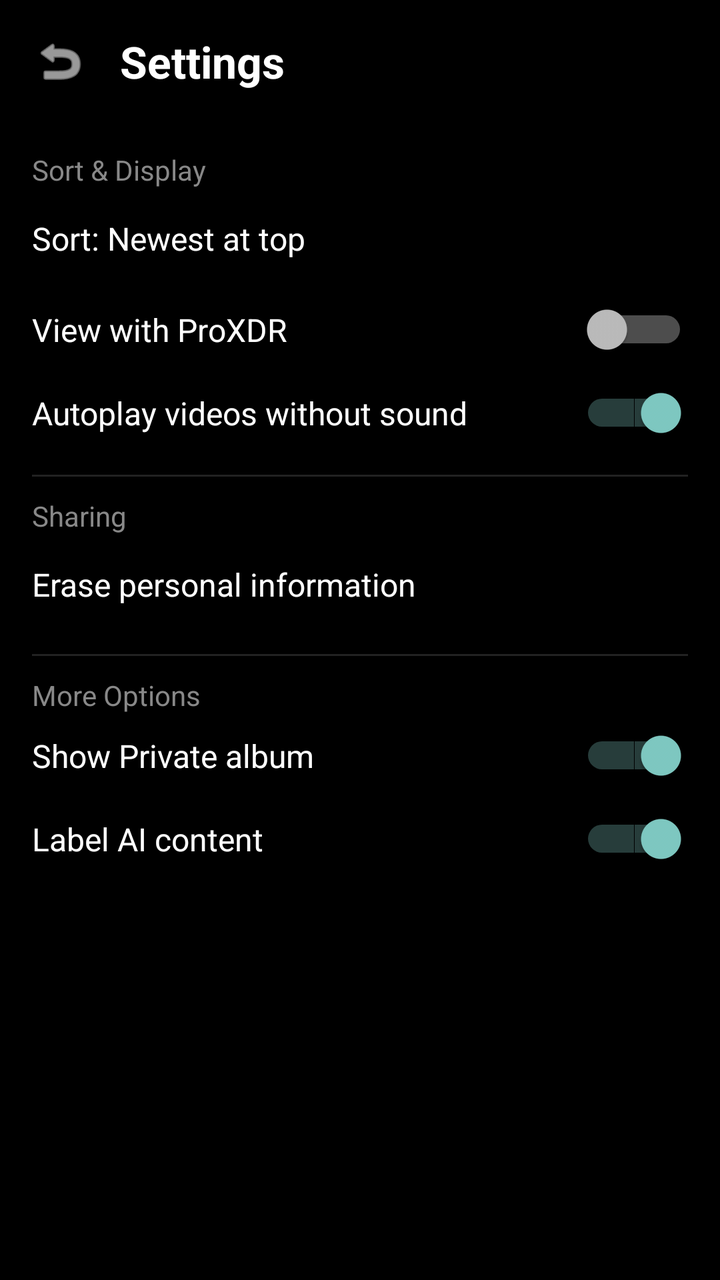
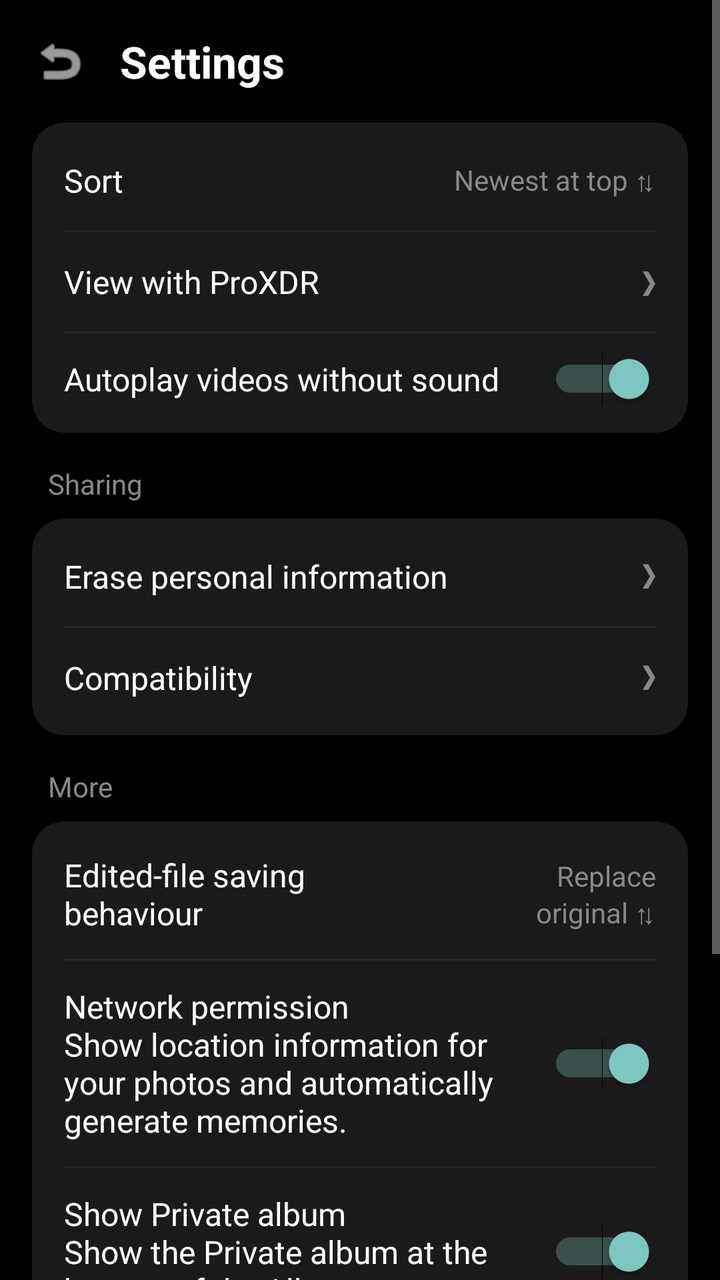

The first picture is an Android layout as it rendered before a commit; the second is the same layout after the commit. The layout source and the unified diff follow.
<!-- AndroidManifest.xml: activity theme Theme.AppCompat.NoActionBar -->
<!-- res/layout/activity_settings.xml -->
<?xml version="1.0" encoding="utf-8"?>
<ScrollView xmlns:android="http://schemas.android.com/apk/res/android"
    android:layout_width="match_parent"
    android:layout_height="match_parent"
    android:background="#000000">

    <LinearLayout
        android:layout_width="match_parent"
        android:layout_height="wrap_content"
        android:orientation="vertical"
        android:padding="16dp">

        <LinearLayout
            android:layout_width="match_parent"
            android:layout_height="wrap_content"
            android:gravity="center_vertical"
            android:orientation="horizontal"
            android:paddingBottom="20dp">

            <ImageView
                android:id="@+id/btnBack"
                android:layout_width="28dp"
                android:layout_height="28dp"
                android:src="@android:drawable/ic_menu_revert"
                android:tint="#FFFFFF" />

            <TextView
                android:layout_width="wrap_content"
                android:layout_height="wrap_content"
                android:layout_marginStart="16dp"
                android:text="Settings"
                android:textColor="#FFFFFF"
                android:textSize="22sp"
                android:textStyle="bold" />
        </LinearLayout>

        
        <TextView
            android:layout_width="wrap_content"
            android:layout_height="wrap_content"
            android:paddingTop="10dp"
            android:text="Sort &amp; Display"
            android:textColor="#888888"
            android:textSize="14sp" />

        <TextView
            android:layout_width="match_parent"
            android:layout_height="wrap_content"
            android:paddingVertical="14dp"
            android:text="Sort: Newest at top"
            android:textColor="#FFFFFF"
            android:textSize="16sp" />

        <Switch
            android:layout_width="match_parent"
            android:layout_height="wrap_content"
            android:paddingVertical="10dp"
            android:text="View with ProXDR"
            android:textColor="#FFFFFF"
            android:textSize="16sp" />

        <Switch
            android:layout_width="match_parent"
            android:layout_height="wrap_content"
            android:checked="true"
            android:paddingVertical="10dp"
            android:text="Autoplay videos without sound"
            android:textColor="#FFFFFF"
            android:textSize="16sp" />

        <View
            android:layout_width="match_parent"
            android:layout_height="1dp"
            android:layout_marginVertical="10dp"
            android:background="#222222" />

        <TextView
            android:layout_width="wrap_content"
            android:layout_height="wrap_content"
            android:text="Sharing"
            android:textColor="#888888"
            android:textSize="14sp" />

        <TextView
            android:layout_width="match_parent"
            android:layout_height="wrap_content"
            android:paddingVertical="14dp"
            android:text="Erase personal information"
            android:textColor="#FFFFFF"
            android:textSize="16sp" />

        <View
            android:layout_width="match_parent"
            android:layout_height="1dp"
            android:layout_marginVertical="10dp"
            android:background="#222222" />

        <TextView
            android:layout_width="wrap_content"
            android:layout_height="wrap_content"
            android:text="More Options"
            android:textColor="#888888"
            android:textSize="14sp" />

        <Switch
            android:layout_width="match_parent"
            android:layout_height="wrap_content"
            android:checked="true"
            android:paddingVertical="10dp"
            android:text="Show Private album"
            android:textColor="#FFFFFF"
            android:textSize="16sp" />

        <Switch
            android:layout_width="match_parent"
            android:layout_height="wrap_content"
            android:checked="true"
            android:paddingVertical="10dp"
            android:text="Label AI content"
            android:textColor="#FFFFFF"
            android:textSize="16sp" />

    </LinearLayout>
</ScrollView>
<!-- resources referenced by this layout -->
<resources>

</resources>

<!-- the commit's change to res/layout/activity_settings.xml (unified diff, before → after) -->
@@ -1,5 +1,6 @@
 <?xml version="1.0" encoding="utf-8"?>
 <ScrollView xmlns:android="http://schemas.android.com/apk/res/android"
+    xmlns:app="http://schemas.android.com/apk/res-auto"
     android:layout_width="match_parent"
     android:layout_height="match_parent"
     android:background="#000000">
@@ -10,19 +11,20 @@
         android:orientation="vertical"
         android:padding="16dp">
 
+        
         <LinearLayout
             android:layout_width="match_parent"
             android:layout_height="wrap_content"
             android:gravity="center_vertical"
             android:orientation="horizontal"
-            android:paddingBottom="20dp">
+            android:paddingBottom="16dp">
 
             <ImageView
                 android:id="@+id/btnBack"
                 android:layout_width="28dp"
                 android:layout_height="28dp"
                 android:src="@android:drawable/ic_menu_revert"
-                android:tint="#FFFFFF" />
+                app:tint="#FFFFFF" />
 
             <TextView
                 android:layout_width="wrap_content"
@@ -35,90 +37,320 @@
         </LinearLayout>
 
         
+        <androidx.cardview.widget.CardView
+            android:layout_width="match_parent"
+            android:layout_height="wrap_content"
+            android:layout_marginBottom="16dp"
+            app:cardBackgroundColor="#1A1A1A"
+            app:cardCornerRadius="16dp"
+            app:cardElevation="0dp">
+
+            <LinearLayout
+                android:layout_width="match_parent"
+                android:layout_height="wrap_content"
+                android:orientation="vertical"
+                android:paddingHorizontal="16dp"
+                android:paddingVertical="4dp">
+
+                <RelativeLayout
+                    android:layout_width="match_parent"
+                    android:layout_height="wrap_content"
+                    android:paddingVertical="14dp">
+
+                    <TextView
+                        android:layout_width="wrap_content"
+                        android:layout_height="wrap_content"
+                        android:layout_centerVertical="true"
+                        android:text="Sort"
+                        android:textColor="#FFFFFF"
+                        android:textSize="16sp" />
+
+                    <TextView
+                        android:layout_width="wrap_content"
+                        android:layout_height="wrap_content"
+                        android:layout_alignParentEnd="true"
+                        android:layout_centerVertical="true"
+                        android:text="Newest at top ⇅"
+                        android:textColor="#888888"
+                        android:textSize="14sp" />
+                </RelativeLayout>
+
+                <View
+                    android:layout_width="match_parent"
+                    android:layout_height="1dp"
+                    android:background="#262626" />
+
+                <RelativeLayout
+                    android:layout_width="match_parent"
+                    android:layout_height="wrap_content"
+                    android:paddingVertical="14dp">
+
+                    <TextView
+                        android:layout_width="wrap_content"
+                        android:layout_height="wrap_content"
+                        android:layout_centerVertical="true"
+                        android:text="View with ProXDR"
+                        android:textColor="#FFFFFF"
+                        android:textSize="16sp" />
+
+                    <TextView
+                        android:layout_width="wrap_content"
+                        android:layout_height="wrap_content"
+                        android:layout_alignParentEnd="true"
+                        android:layout_centerVertical="true"
+                        android:text="❯"
+                        android:textColor="#888888"
+                        android:textSize="14sp" />
+                </RelativeLayout>
+
+                <View
+                    android:layout_width="match_parent"
+                    android:layout_height="1dp"
+                    android:background="#262626" />
+
+                <Switch
+                    android:layout_width="match_parent"
+                    android:layout_height="wrap_content"
+                    android:checked="true"
+                    android:paddingVertical="12dp"
+                    android:text="Autoplay videos without sound"
+                    android:textColor="#FFFFFF"
+                    android:textSize="16sp" />
+            </LinearLayout>
+        </androidx.cardview.widget.CardView>
+
+        
         <TextView
             android:layout_width="wrap_content"
             android:layout_height="wrap_content"
-            android:paddingTop="10dp"
-            android:text="Sort &amp; Display"
-            android:textColor="#888888"
-            android:textSize="14sp" />
-
-        <TextView
-            android:layout_width="match_parent"
-            android:layout_height="wrap_content"
-            android:paddingVertical="14dp"
-            android:text="Sort: Newest at top"
-            android:textColor="#FFFFFF"
-            android:textSize="16sp" />
-
-        <Switch
-            android:layout_width="match_parent"
-            android:layout_height="wrap_content"
-            android:paddingVertical="10dp"
-            android:text="View with ProXDR"
-            android:textColor="#FFFFFF"
-            android:textSize="16sp" />
-
-        <Switch
-            android:layout_width="match_parent"
-            android:layout_height="wrap_content"
-            android:checked="true"
-            android:paddingVertical="10dp"
-            android:text="Autoplay videos without sound"
-            android:textColor="#FFFFFF"
-            android:textSize="16sp" />
-
-        <View
-            android:layout_width="match_parent"
-            android:layout_height="1dp"
-            android:layout_marginVertical="10dp"
-            android:background="#222222" />
-
-        <TextView
-            android:layout_width="wrap_content"
-            android:layout_height="wrap_content"
+            android:paddingStart="8dp"
+            android:paddingBottom="8dp"
             android:text="Sharing"
             android:textColor="#888888"
             android:textSize="14sp" />
 
-        <TextView
-            android:layout_width="match_parent"
-            android:layout_height="wrap_content"
-            android:paddingVertical="14dp"
-            android:text="Erase personal information"
-            android:textColor="#FFFFFF"
-            android:textSize="16sp" />
-
-        <View
-            android:layout_width="match_parent"
-            android:layout_height="1dp"
-            android:layout_marginVertical="10dp"
-            android:background="#222222" />
-
+        
+        <androidx.cardview.widget.CardView
+            android:layout_width="match_parent"
+            android:layout_height="wrap_content"
+            android:layout_marginBottom="16dp"
+            app:cardBackgroundColor="#1A1A1A"
+            app:cardCornerRadius="16dp"
+            app:cardElevation="0dp">
+
+            <LinearLayout
+                android:layout_width="match_parent"
+                android:layout_height="wrap_content"
+                android:orientation="vertical"
+                android:paddingHorizontal="16dp"
+                android:paddingVertical="4dp">
+
+                <RelativeLayout
+                    android:layout_width="match_parent"
+                    android:layout_height="wrap_content"
+                    android:paddingVertical="14dp">
+
+                    <TextView
+                        android:layout_width="wrap_content"
+                        android:layout_height="wrap_content"
+                        android:text="Erase personal information"
+                        android:textColor="#FFFFFF"
+                        android:textSize="16sp" />
+
+                    <TextView
+                        android:layout_width="wrap_content"
+                        android:layout_height="wrap_content"
+                        android:layout_alignParentEnd="true"
+                        android:text="❯"
+                        android:textColor="#888888"
+                        android:textSize="14sp" />
+                </RelativeLayout>
+
+                <View
+                    android:layout_width="match_parent"
+                    android:layout_height="1dp"
+                    android:background="#262626" />
+
+                <RelativeLayout
+                    android:layout_width="match_parent"
+                    android:layout_height="wrap_content"
+                    android:paddingVertical="14dp">
+
+                    <TextView
+                        android:layout_width="wrap_content"
+                        android:layout_height="wrap_content"
+                        android:text="Compatibility"
+                        android:textColor="#FFFFFF"
+                        android:textSize="16sp" />
+
+                    <TextView
+                        android:layout_width="wrap_content"
+                        android:layout_height="wrap_content"
+                        android:layout_alignParentEnd="true"
+                        android:text="❯"
+                        android:textColor="#888888"
+                        android:textSize="14sp" />
+                </RelativeLayout>
+            </LinearLayout>
+        </androidx.cardview.widget.CardView>
+
+        
         <TextView
             android:layout_width="wrap_content"
             android:layout_height="wrap_content"
-            android:text="More Options"
+            android:paddingStart="8dp"
+            android:paddingBottom="8dp"
+            android:text="More"
             android:textColor="#888888"
             android:textSize="14sp" />
 
-        <Switch
-            android:layout_width="match_parent"
-            android:layout_height="wrap_content"
-            android:checked="true"
-            android:paddingVertical="10dp"
-            android:text="Show Private album"
-            android:textColor="#FFFFFF"
-            android:textSize="16sp" />
-
-        <Switch
-            android:layout_width="match_parent"
-            android:layout_height="wrap_content"
-            android:checked="true"
-            android:paddingVertical="10dp"
-            android:text="Label AI content"
-            android:textColor="#FFFFFF"
-            android:textSize="16sp" />
+        
+        <androidx.cardview.widget.CardView
+            android:layout_width="match_parent"
+            android:layout_height="wrap_content"
+            android:layout_marginBottom="16dp"
+            app:cardBackgroundColor="#1A1A1A"
+            app:cardCornerRadius="16dp"
+            app:cardElevation="0dp">
+
+            <LinearLayout
+                android:layout_width="match_parent"
+                android:layout_height="wrap_content"
+                android:orientation="vertical"
+                android:paddingHorizontal="16dp"
+                android:paddingVertical="4dp">
+
+                <RelativeLayout
+                    android:layout_width="match_parent"
+                    android:layout_height="wrap_content"
+                    android:paddingVertical="12dp">
+
+                    <TextView
+                        android:layout_width="wrap_content"
+                        android:layout_height="wrap_content"
+                        android:layout_centerVertical="true"
+                        android:text="Edited-file saving\nbehaviour"
+                        android:textColor="#FFFFFF"
+                        android:textSize="16sp" />
+
+                    <TextView
+                        android:layout_width="wrap_content"
+                        android:layout_height="wrap_content"
+                        android:layout_alignParentEnd="true"
+                        android:layout_centerVertical="true"
+                        android:gravity="end"
+                        android:text="Replace\noriginal ⇅"
+                        android:textColor="#888888"
+                        android:textSize="14sp" />
+                </RelativeLayout>
+
+                <View
+                    android:layout_width="match_parent"
+                    android:layout_height="1dp"
+                    android:background="#262626" />
+
+                <Switch
+                    android:layout_width="match_parent"
+                    android:layout_height="wrap_content"
+                    android:checked="true"
+                    android:paddingVertical="12dp"
+                    android:text="Network permission\nShow location information for your photos and automatically generate memories."
+                    android:textColor="#FFFFFF"
+                    android:textSize="16sp" />
+
+                <View
+                    android:layout_width="match_parent"
+                    android:layout_height="1dp"
+                    android:background="#262626" />
+
+                <Switch
+                    android:layout_width="match_parent"
+                    android:layout_height="wrap_content"
+                    android:checked="true"
+                    android:paddingVertical="12dp"
+                    android:text="Show Private album\nShow the Private album at the bottom of the Albums page."
+                    android:textColor="#FFFFFF"
+                    android:textSize="16sp" />
+
+                <View
+                    android:layout_width="match_parent"
+                    android:layout_height="1dp"
+                    android:background="#262626" />
+
+                <Switch
+                    android:layout_width="match_parent"
+                    android:layout_height="wrap_content"
+                    android:checked="true"
+                    android:paddingVertical="12dp"
+                    android:text="Label AI content"
+                    android:textColor="#FFFFFF"
+                    android:textSize="16sp" />
+            </LinearLayout>
+        </androidx.cardview.widget.CardView>
+
+        
+        <androidx.cardview.widget.CardView
+            android:layout_width="match_parent"
+            android:layout_height="wrap_content"
+            app:cardBackgroundColor="#1A1A1A"
+            app:cardCornerRadius="16dp"
+            app:cardElevation="0dp">
+
+            <LinearLayout
+                android:layout_width="match_parent"
+                android:layout_height="wrap_content"
+                android:orientation="vertical"
+                android:paddingHorizontal="16dp"
+                android:paddingVertical="4dp">
+
+                <RelativeLayout
+                    android:layout_width="match_parent"
+                    android:layout_height="wrap_content"
+                    android:paddingVertical="14dp">
+
+                    <TextView
+                        android:layout_width="wrap_content"
+                        android:layout_height="wrap_content"
+                        android:text="About Photos"
+                        android:textColor="#FFFFFF"
+                        android:textSize="16sp" />
+
+                    <TextView
+                        android:layout_width="wrap_content"
+                        android:layout_height="wrap_content"
+                        android:layout_alignParentEnd="true"
+                        android:text="❯"
+                        android:textColor="#888888"
+                        android:textSize="14sp" />
+                </RelativeLayout>
+
+                <View
+                    android:layout_width="match_parent"
+                    android:layout_height="1dp"
+                    android:background="#262626" />
+
+                <RelativeLayout
+                    android:layout_width="match_parent"
+                    android:layout_height="wrap_content"
+                    android:paddingVertical="14dp">
+
+                    <TextView
+                        android:layout_width="wrap_content"
+                        android:layout_height="wrap_content"
+                        android:text="Help and feedback"
+                        android:textColor="#FFFFFF"
+                        android:textSize="16sp" />
+
+                    <TextView
+                        android:layout_width="wrap_content"
+                        android:layout_height="wrap_content"
+                        android:layout_alignParentEnd="true"
+                        android:text="❯"
+                        android:textColor="#888888"
+                        android:textSize="14sp" />
+                </RelativeLayout>
+            </LinearLayout>
+        </androidx.cardview.widget.CardView>
 
     </LinearLayout>
 </ScrollView>
